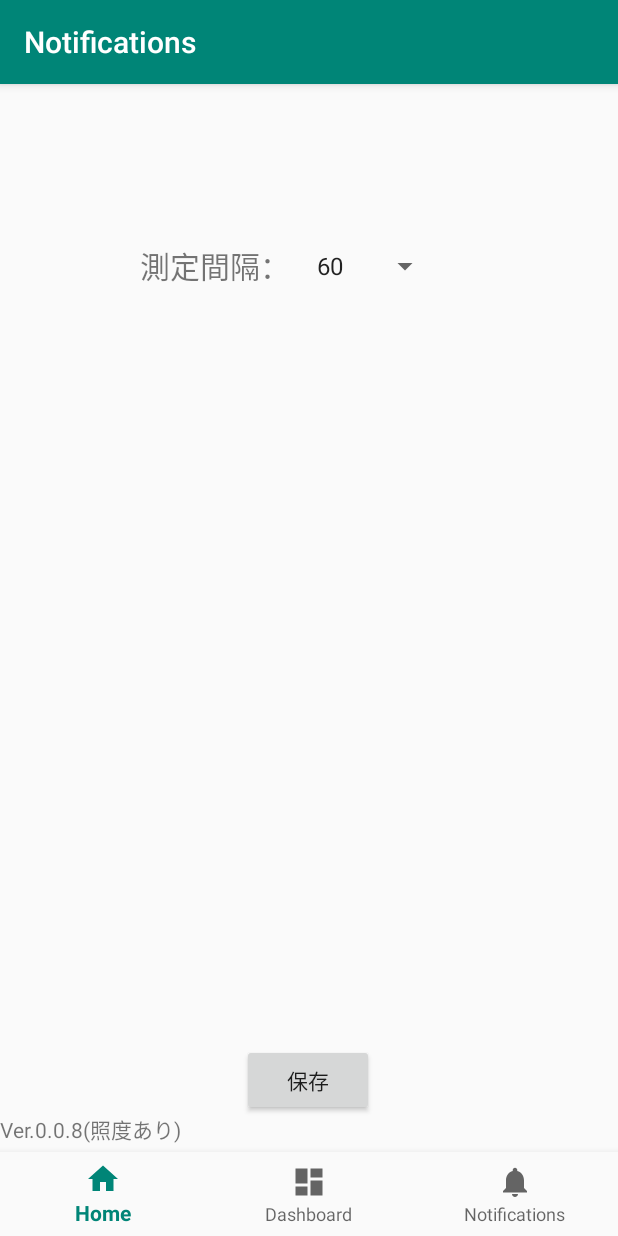
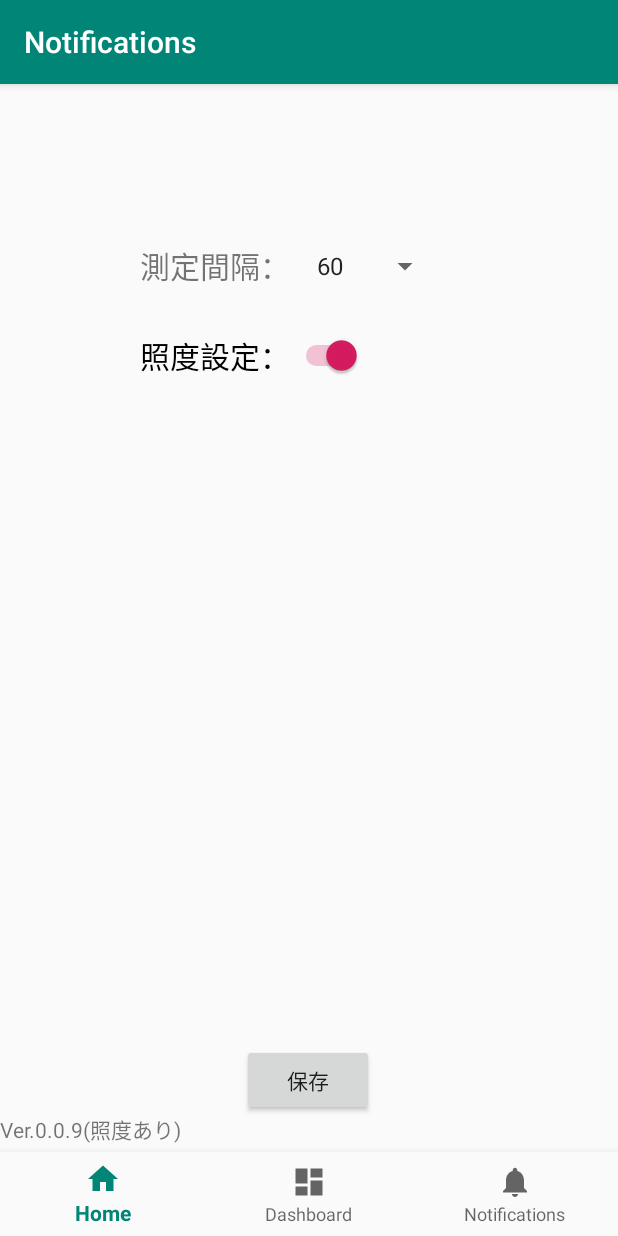
Before and after one commit to y-nakamura-tml/battelysurvey, an Android app: the NotificationsFragment screen opened through its navigation route, after a tap on "保存", on a phone screen of 412 x 824 dp. Run offline under Robolectric (Android 15) with nearby library versions, the phone set to English and light mode, and no system bars; our stand-ins replace navigation-ui.

Commit message:
Ver 0.0.9 照度設定を追加

```diff
--- a/battelysurvey/app/src/main/java/com/technomedialab/battelysurvey/AlarmReceiver.java
+++ b/battelysurvey/app/src/main/java/com/technomedialab/battelysurvey/AlarmReceiver.java
@@ -58,11 +58,11 @@ public class AlarmReceiver extends BroadcastReceiver {
             baInfo(logStr);
         }
 
-        //照度の値を取得
         mainApp = (MainApplication) context.getApplicationContext();
 
-        float[] sensorValues = mainApp.getSensorValues();
-        if (sensorValues != null){
+        //照度ONの場合、値を取得
+        if (mainApp.getLightSensorFlg()){
+            float[] sensorValues = mainApp.getSensorValues();
             Log.d(LogUtility.TAG(this), "照度" + Const.CSV_BREAK + sensorValues[0]);
             logStr.append(GetTimestamp.getNowDate() + "照度" + Const.CSV_BREAK + sensorValues[0] + "\n");
 
--- a/battelysurvey/app/src/main/java/com/technomedialab/battelysurvey/Const.java
+++ b/battelysurvey/app/src/main/java/com/technomedialab/battelysurvey/Const.java
@@ -2,10 +2,10 @@ package com.technomedialab.battelysurvey;
 
 public class Const {
     //アプリバージョン
-    public static final String APP_VERSION = "0.0.8";
+    public static final String APP_VERSION = "0.0.9";
     //CSVファイル区切り文字
     public static final String CSV_BREAK = ",";
-    //測定間隔
-    public static final long MIN_INTERVAL = 60000;
+    //測定間隔デフォルト値
+    public static final long DEFAULT_MIN_INTERVAL = 60000;
 
 }
--- a/battelysurvey/app/src/main/java/com/technomedialab/battelysurvey/MainApplication.java
+++ b/battelysurvey/app/src/main/java/com/technomedialab/battelysurvey/MainApplication.java
@@ -8,13 +8,14 @@ public class MainApplication extends Application {
 
     float[] sensorValues;
     private int blevelflg;
-    private Long minInterval;
     /** アプリ設定保存用Preferences */
     private SharedPreferences mSettingData;
     /** 定数 - アプリ状態保存用Preferences名 */
     private static final String SETTING_DATA_PREF = "SETTING_DATA";
     /** 定数 - 保存名：測定間隔　*/
     private static final String MIN_INTERVAL = "MIN_INTERVAL";
+    /** 定数 - 保存名：測定間隔　*/
+    private static final String LIGHT_SENSOR_FLG = "LIGHT_SENSOR_FLG";
 
     @Override
     public void onCreate() {
@@ -41,12 +42,20 @@ public class MainApplication extends Application {
     }
 
     //測定間隔
-    public Long getMinInterval() { return mSettingData.getLong(MIN_INTERVAL,Const.MIN_INTERVAL); }
+    public Long getMinInterval() { return mSettingData.getLong(MIN_INTERVAL,Const.DEFAULT_MIN_INTERVAL); }
     public void setMinInterval(Long values) {
         SharedPreferences.Editor editor = mSettingData.edit();
         editor.putLong(MIN_INTERVAL, values);
         editor.apply();
 
     }
+    //照度フラグ
+    public Boolean getLightSensorFlg() { return mSettingData.getBoolean(LIGHT_SENSOR_FLG,true); }
+    public void setLightSensorFlg(Boolean values) {
+        SharedPreferences.Editor editor = mSettingData.edit();
+        editor.putBoolean(LIGHT_SENSOR_FLG, values);
+        editor.apply();
+
+    }
 
 }
--- a/battelysurvey/app/src/main/java/com/technomedialab/battelysurvey/SensorActivity.java
+++ b/battelysurvey/app/src/main/java/com/technomedialab/battelysurvey/SensorActivity.java
@@ -58,6 +58,9 @@ public class SensorActivity extends AppCompatActivity implements SensorEventList
         //センサマネージャから照度センサーを指定
         lightSensor = manager.getDefaultSensor(Sensor.TYPE_LIGHT);
 
+        //照度センサーのリスナー設定
+        setLightSensor(mainApp.getLightSensorFlg());
+
         //textview = (TextView)findViewById(R.id.textView);
         //textview.setText("照度センサー　＝　");
 
@@ -89,7 +92,6 @@ public class SensorActivity extends AppCompatActivity implements SensorEventList
 
     @Override
     public void onSensorChanged(SensorEvent event) {
-
         long currentTimeMillis = System.currentTimeMillis();
 
         Sensor sensor = event.sensor;
@@ -119,22 +121,20 @@ public class SensorActivity extends AppCompatActivity implements SensorEventList
 
     }
 
-    @Override
-    protected void onResume() {
-        super.onResume();
+    //照度センサーのリスナー設定
+    public void setLightSensor (Boolean flg){
+        if (flg) {
+            // リスナー登録
+            manager.registerListener(this,
+                    lightSensor,
+                    SensorManager.SENSOR_DELAY_FASTEST);
 
-        // リスナー設定
-        manager.registerListener (this,
-                lightSensor,
-                SensorManager.SENSOR_DELAY_FASTEST);
-    }
+        }else{
+            // リスナー解除
+            manager.unregisterListener(this,lightSensor);
 
-    @Override
-    protected void onPause() {
-        super.onPause();
+        }
 
-        // リスナー解除
-        manager.unregisterListener(this,lightSensor);
     }
 
 }
--- a/battelysurvey/app/src/main/java/com/technomedialab/battelysurvey/ui/notifications/NotificationsFragment.java
+++ b/battelysurvey/app/src/main/java/com/technomedialab/battelysurvey/ui/notifications/NotificationsFragment.java
@@ -7,6 +7,7 @@ import android.view.ViewGroup;
 import android.widget.ArrayAdapter;
 import android.widget.EditText;
 import android.widget.Spinner;
+import android.widget.Switch;
 import android.widget.TextView;
 
 import androidx.annotation.Nullable;
@@ -17,6 +18,7 @@ import androidx.lifecycle.ViewModelProviders;
 
 import com.technomedialab.battelysurvey.MainApplication;
 import com.technomedialab.battelysurvey.R;
+import com.technomedialab.battelysurvey.SensorActivity;
 
 import java.util.concurrent.TimeUnit;
 
@@ -25,6 +27,8 @@ public class NotificationsFragment extends Fragment {
     private NotificationsViewModel notificationsViewModel;
     private MainApplication mainApp;
     private Spinner pd_interval;
+    private Switch sw_lightSensor;
+    private SensorActivity sa;
 
     public View onCreateView(@NonNull LayoutInflater inflater,
                              ViewGroup container, Bundle savedInstanceState) {
@@ -34,6 +38,8 @@ public class NotificationsFragment extends Fragment {
                 ViewModelProviders.of(this).get(NotificationsViewModel.class);
         View root = inflater.inflate(R.layout.fragment_notifications, container, false);
         mainApp = (MainApplication) getActivity().getApplicationContext();
+        sa = (SensorActivity) getActivity();
+
 
         //測定間隔の初期値を取得（ミリ秒⇒秒に変換）
         long sec = TimeUnit.MILLISECONDS.toSeconds(mainApp.getMinInterval());
@@ -45,6 +51,9 @@ public class NotificationsFragment extends Fragment {
         int selectionPosition= ((ArrayAdapter<String>)pd_interval.getAdapter()).getPosition(String.valueOf(sec));
         pd_interval.setSelection(selectionPosition);
 
+        //照度設定スイッチ
+        sw_lightSensor = root.findViewById(R.id.sw_lightSensor);
+        sw_lightSensor.setChecked(mainApp.getLightSensorFlg());
 
 
 //        final TextView textView = root.findViewById(R.id.l_interval);
@@ -63,25 +72,26 @@ public class NotificationsFragment extends Fragment {
         super.onViewCreated(view, savedInstanceState);
 
         // 保存ボタン押下時
-        view.findViewById(R.id.b_seve).setOnClickListener(new View.OnClickListener() {
+        view.findViewById(R.id.b_save).setOnClickListener(new View.OnClickListener() {
             @Override
             public void onClick(View v) {
-                seveClickEvent(v);
+                saveClickEvent(v);
             }
         });
 
     }
 
-    private void seveClickEvent(View v) {
+    private void saveClickEvent(View v) {
 
         //測定間隔
-        long msec = TimeUnit.SECONDS.toMillis(Long.parseLong(pd_interval.getSelectedItem().toString()));
-        System.out.println("秒⇒ミリ秒:" + pd_interval.getSelectedItem().toString() + " ⇒ " + msec);
+        long mSec = TimeUnit.SECONDS.toMillis(Long.parseLong(pd_interval.getSelectedItem().toString()));
+        mainApp.setMinInterval(mSec);
+
+        //照度設定
+        mainApp.setLightSensorFlg(sw_lightSensor.isChecked());
+        sa.setLightSensor(mainApp.getLightSensorFlg());
 
 
-        System.out.println("getMinInterval（保存前）:" + mainApp.getMinInterval());
-        mainApp.setMinInterval(msec);
-        System.out.println("getMinInterval（保存後）:" + mainApp.getMinInterval());
 
     }
 
--- a/battelysurvey/app/src/main/res/layout/fragment_notifications.xml
+++ b/battelysurvey/app/src/main/res/layout/fragment_notifications.xml
@@ -20,7 +20,7 @@
         app:layout_constraintTop_toTopOf="parent" />
 
     <Button
-        android:id="@+id/b_seve"
+        android:id="@+id/b_save"
         android:layout_width="wrap_content"
         android:layout_height="wrap_content"
         android:layout_marginBottom="80dp"
@@ -42,4 +42,14 @@
         app:layout_constraintHorizontal_bias="0.0"
         app:layout_constraintStart_toEndOf="@+id/l_interval"
         app:layout_constraintTop_toTopOf="@+id/l_interval" />
+
+    <Switch
+        android:id="@+id/sw_lightSensor"
+        android:layout_width="0dp"
+        android:layout_height="wrap_content"
+        android:layout_marginTop="30dp"
+        android:text="@string/l_lightSensor"
+        android:textSize="20sp"
+        app:layout_constraintStart_toStartOf="@+id/l_interval"
+        app:layout_constraintTop_toBottomOf="@+id/l_interval" />
 </androidx.constraintlayout.widget.ConstraintLayout>
--- a/battelysurvey/app/src/main/res/values/strings.xml
+++ b/battelysurvey/app/src/main/res/values/strings.xml
@@ -8,6 +8,7 @@
     <string name="l_seve">保存</string>
     <string name="l_delete">ログ削除</string>
     <string name="l_logOutput">ログ送信</string>
+    <string name="l_lightSensor">照度設定：</string>
 
     <string-array name="intervalList">
         <item>10</item>
```
